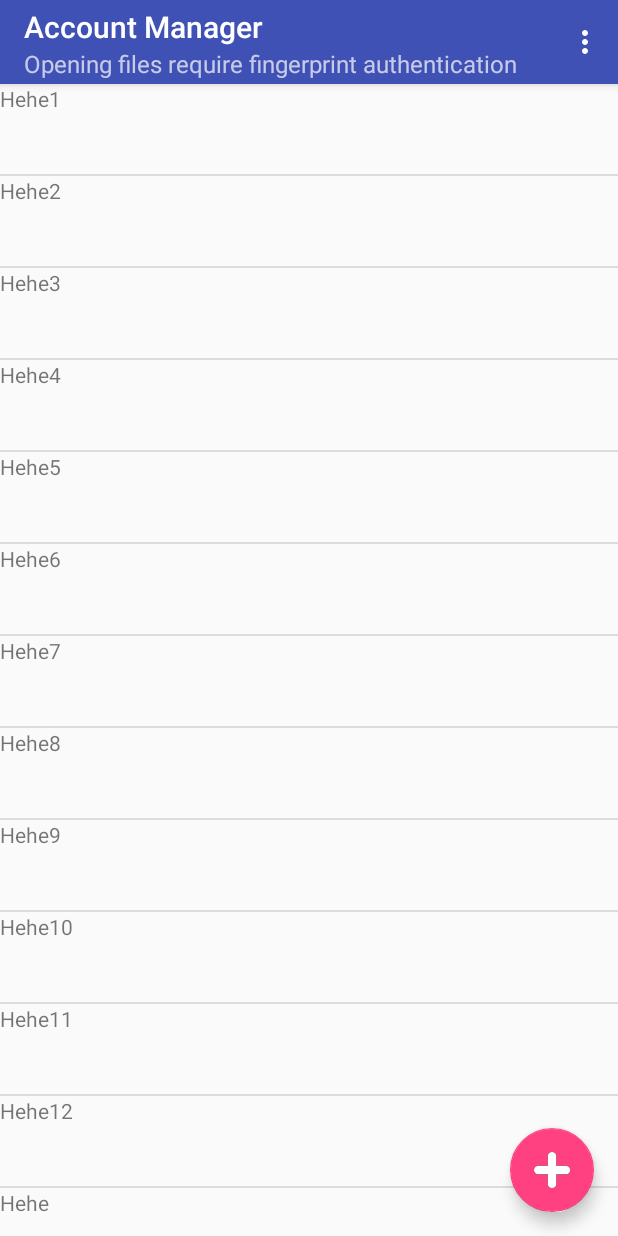
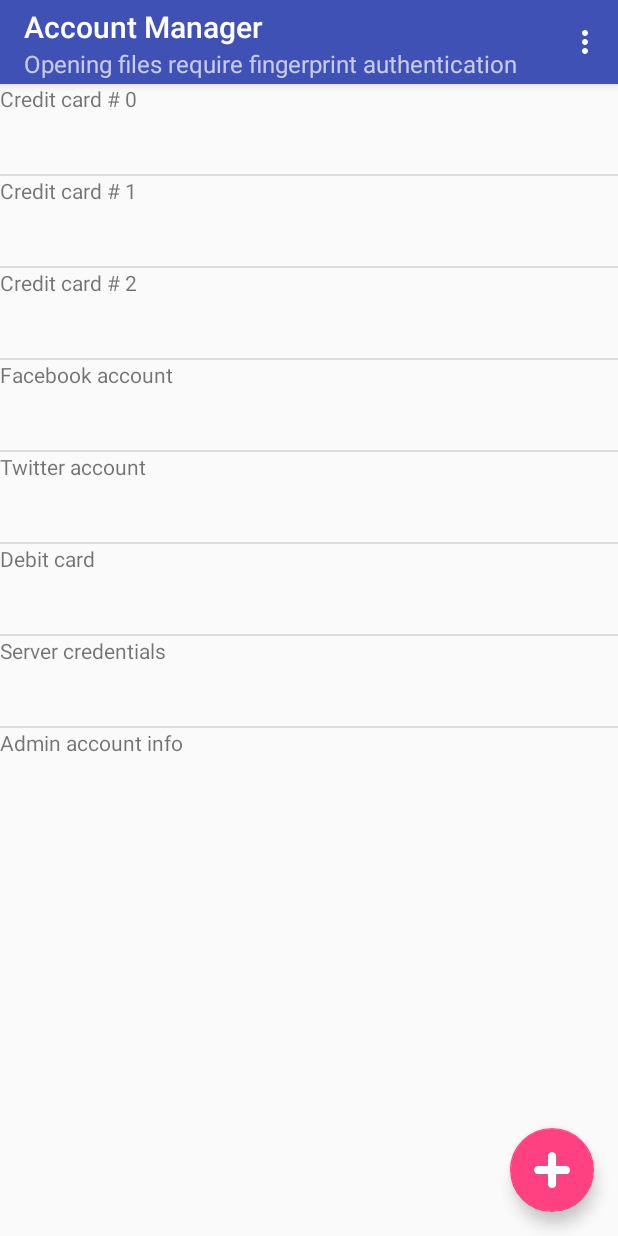
Before and after one commit to DaleJulian/FingerprintAuthy, an Android app: the screen it shows after launch (MainActivity), on a phone screen of 412 x 824 dp. Run offline under Robolectric (Android 15) with nearby library versions, the phone set to English and light mode, and no system bars; our stand-ins replace ButterKnife.

Commit message:
fragment flow

```diff
--- a/FingerprintAuthy/app/build.gradle
+++ b/FingerprintAuthy/app/build.gradle
@@ -6,7 +6,7 @@ android {
 
     defaultConfig {
         applicationId "klab.dale.fingerprintauthy"
-        minSdkVersion 15
+        minSdkVersion 21
         targetSdkVersion 23
         versionCode 1
         versionName "1.0"
--- a/FingerprintAuthy/app/src/main/AndroidManifest.xml
+++ b/FingerprintAuthy/app/src/main/AndroidManifest.xml
@@ -2,6 +2,7 @@
 <manifest xmlns:android="http://schemas.android.com/apk/res/android"
     package="klab.dale.fingerprintauthy">
 
+    <uses-permission android:name="android.permission.USE_FINGERPRINT" />
     <application
         android:allowBackup="true"
         android:icon="@mipmap/ic_launcher"
--- a/FingerprintAuthy/app/src/main/java/klab/dale/fingerprintauthy/MainActivity.java
+++ b/FingerprintAuthy/app/src/main/java/klab/dale/fingerprintauthy/MainActivity.java
@@ -15,7 +15,7 @@ import klab.dale.fingerprintauthy.adapters.SensitiveInfoAdapter;
 import klab.dale.fingerprintauthy.fragments.AddInfoFragment;
 import klab.dale.fingerprintauthy.models.SensitiveInfo;
 
-public class MainActivity extends AppCompatActivity implements AddInfoFragment.OnFragmentInteractionListener {
+public class MainActivity extends AppCompatActivity {
 
 
     @Override
@@ -61,8 +61,4 @@ public class MainActivity extends AppCompatActivity implements AddInfoFragment.O
         fragmentTransaction.commit();
     }
 
-    @Override
-    public void onFragmentInteraction(Uri uri) {
-
-    }
 }
--- a/FingerprintAuthy/app/src/main/java/klab/dale/fingerprintauthy/fragments/AddInfoFragment.java
+++ b/FingerprintAuthy/app/src/main/java/klab/dale/fingerprintauthy/fragments/AddInfoFragment.java
@@ -4,6 +4,8 @@ import android.content.Context;
 import android.net.Uri;
 import android.os.Bundle;
 import android.support.v4.app.Fragment;
+import android.support.v4.app.FragmentActivity;
+import android.support.v4.app.FragmentManager;
 import android.support.v7.app.AppCompatActivity;
 import android.support.v7.widget.Toolbar;
 import android.util.Log;
@@ -25,36 +27,27 @@ import klab.dale.fingerprintauthy.models.SensitiveInfo;
  * Use the {@link AddInfoFragment#newInstance} factory method to
  * create an instance of this fragment.
  */
-public class AddInfoFragment extends Fragment implements AdapterView.OnItemClickListener{
+public class AddInfoFragment extends Fragment implements AdapterView.OnItemClickListener, FingerprintDialog.OnFragmentInteractionListener {
 
     private ListView mSensitiveInfoList;
     private SensitiveInfoAdapter mSensitiveInfoAdapter;
+
+    private FingerprintDialog mFingerprintDialogFrag;
 
     private void setupSensitiveInfoList(View view) {
         mSensitiveInfoList = (ListView) view.findViewById(R.id.dataListView);
         mSensitiveInfoAdapter = new SensitiveInfoAdapter(getActivity(), mClickListener);
         mSensitiveInfoList.setAdapter(mSensitiveInfoAdapter);
 
-        mSensitiveInfoAdapter.addSensitiveInfo(new SensitiveInfo("Hehe1"));
-        mSensitiveInfoAdapter.addSensitiveInfo(new SensitiveInfo("Hehe2"));
-        mSensitiveInfoAdapter.addSensitiveInfo(new SensitiveInfo("Hehe3"));
-        mSensitiveInfoAdapter.addSensitiveInfo(new SensitiveInfo("Hehe4"));
-        mSensitiveInfoAdapter.addSensitiveInfo(new SensitiveInfo("Hehe5"));
-        mSensitiveInfoAdapter.addSensitiveInfo(new SensitiveInfo("Hehe6"));
-        mSensitiveInfoAdapter.addSensitiveInfo(new SensitiveInfo("Hehe7"));
-        mSensitiveInfoAdapter.addSensitiveInfo(new SensitiveInfo("Hehe8"));
-        mSensitiveInfoAdapter.addSensitiveInfo(new SensitiveInfo("Hehe9"));
-        mSensitiveInfoAdapter.addSensitiveInfo(new SensitiveInfo("Hehe10"));
-        mSensitiveInfoAdapter.addSensitiveInfo(new SensitiveInfo("Hehe11"));
-        mSensitiveInfoAdapter.addSensitiveInfo(new SensitiveInfo("Hehe12"));
-        mSensitiveInfoAdapter.addSensitiveInfo(new SensitiveInfo("Hehe"));
-        mSensitiveInfoAdapter.addSensitiveInfo(new SensitiveInfo("Hehe"));
-        mSensitiveInfoAdapter.addSensitiveInfo(new SensitiveInfo("Hehe"));
-        mSensitiveInfoAdapter.addSensitiveInfo(new SensitiveInfo("Hehe"));
-        mSensitiveInfoAdapter.addSensitiveInfo(new SensitiveInfo("Hehe"));
-        mSensitiveInfoAdapter.addSensitiveInfo(new SensitiveInfo("Hehe"));
-        mSensitiveInfoAdapter.addSensitiveInfo(new SensitiveInfo("Hehe"));
-        mSensitiveInfoAdapter.addSensitiveInfo(new SensitiveInfo("Hehe"));
+        for (int i  = 0; i < 3; i++) {
+            mSensitiveInfoAdapter.addSensitiveInfo(new SensitiveInfo("Credit card # " + String.valueOf(i)));
+        }
+        mSensitiveInfoAdapter.addSensitiveInfo(new SensitiveInfo("Facebook account"));
+        mSensitiveInfoAdapter.addSensitiveInfo(new SensitiveInfo("Twitter account"));
+        mSensitiveInfoAdapter.addSensitiveInfo(new SensitiveInfo("Debit card"));
+        mSensitiveInfoAdapter.addSensitiveInfo(new SensitiveInfo("Server credentials"));
+        mSensitiveInfoAdapter.addSensitiveInfo(new SensitiveInfo("Admin account info"));
+
     }
 
     private View.OnClickListener mClickListener = new View.OnClickListener() {
@@ -134,12 +127,6 @@ public class AddInfoFragment extends Fragment implements AdapterView.OnItemClick
     @Override
     public void onAttach(Context context) {
         super.onAttach(context);
-        if (context instanceof OnFragmentInteractionListener) {
-            mListener = (OnFragmentInteractionListener) context;
-        } else {
-            throw new RuntimeException(context.toString()
-                    + " must implement OnFragmentInteractionListener");
-        }
     }
 
     @Override
@@ -148,10 +135,22 @@ public class AddInfoFragment extends Fragment implements AdapterView.OnItemClick
         mListener = null;
     }
 
+    private static final String frag_tag = "myFragment";
+
     @Override
     public void onItemClick(AdapterView<?> parent, View view, int position, long id) {
         SensitiveInfo sensitiveInfo = (SensitiveInfo) view.getTag(R.id.TAG_SENSITIVE_INFO_ENTRY);
         Log.i("Dale", sensitiveInfo.getName());
+        mFingerprintDialogFrag = new FingerprintDialog();
+        Bundle sensitiveInfoBundle = new Bundle();
+        sensitiveInfoBundle.putSerializable(FingerprintDialog.SENSITIVE_INFO_BUNDLE_KEY, sensitiveInfo);
+        mFingerprintDialogFrag.setArguments(sensitiveInfoBundle);
+        mFingerprintDialogFrag.show(getActivity().getFragmentManager(), frag_tag);
+    }
+
+    @Override
+    public void onFragmentInteraction(Uri uri) {
+
     }
 
     /**
--- a/FingerprintAuthy/app/src/main/java/klab/dale/fingerprintauthy/models/SensitiveInfo.java
+++ b/FingerprintAuthy/app/src/main/java/klab/dale/fingerprintauthy/models/SensitiveInfo.java
@@ -1,9 +1,13 @@
 package klab.dale.fingerprintauthy.models;
+
+import java.io.Serializable;
 
 /**
  * Created by John Dale Julian on 3/29/2016.
  */
-public class SensitiveInfo {
+public class SensitiveInfo implements Serializable {
+
+    private static final long serialVersionUID = 8331197936200053548L;
 
     private String name;
 
--- a/FingerprintAuthy/app/src/main/res/values/styles.xml
+++ b/FingerprintAuthy/app/src/main/res/values/styles.xml
@@ -17,4 +17,8 @@
 
     <style name="AppTheme.PopupOverlay" parent="ThemeOverlay.AppCompat.Light" />
 
+    <style name="AppTheme.TransparentFragmentDialog">
+        <item name="android:background">@color/transparent</item>
+    </style>
+
 </resources>
```
Also changed, not shown: FingerprintAuthy/app/src/main/java/klab/dale/fingerprintauthy/fragments/FingerprintDialog.java (added, +78 -0 lines), FingerprintAuthy/app/src/main/res/layout/fragment_fingerprint_dialog.xml (added, +63 -0 lines), FingerprintAuthy/app/src/main/res/drawable/ic_fp_40px.png (added).
